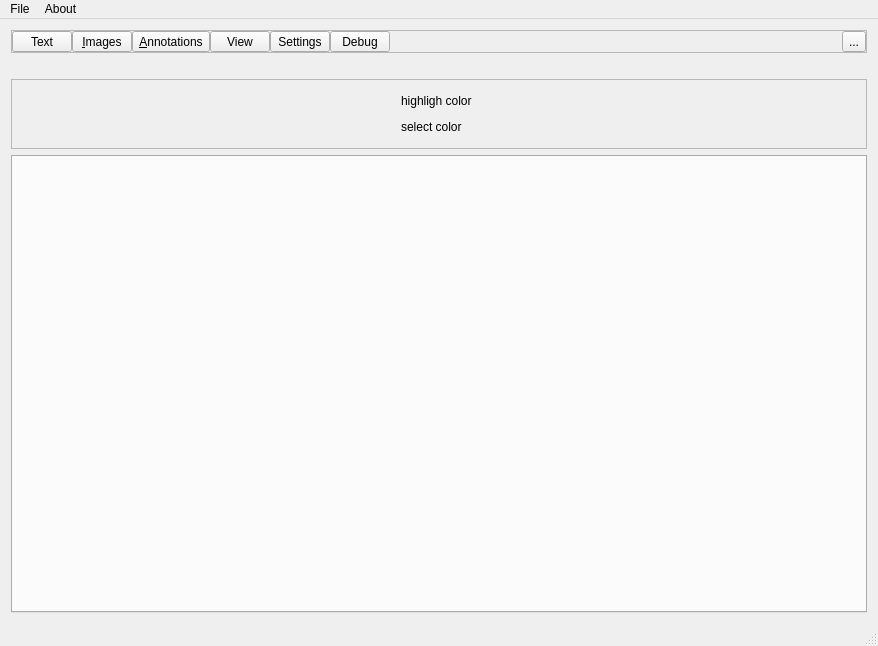
First picture: the form in pdfgui.ui, repository caronnee/pdfeditor, before the edit.
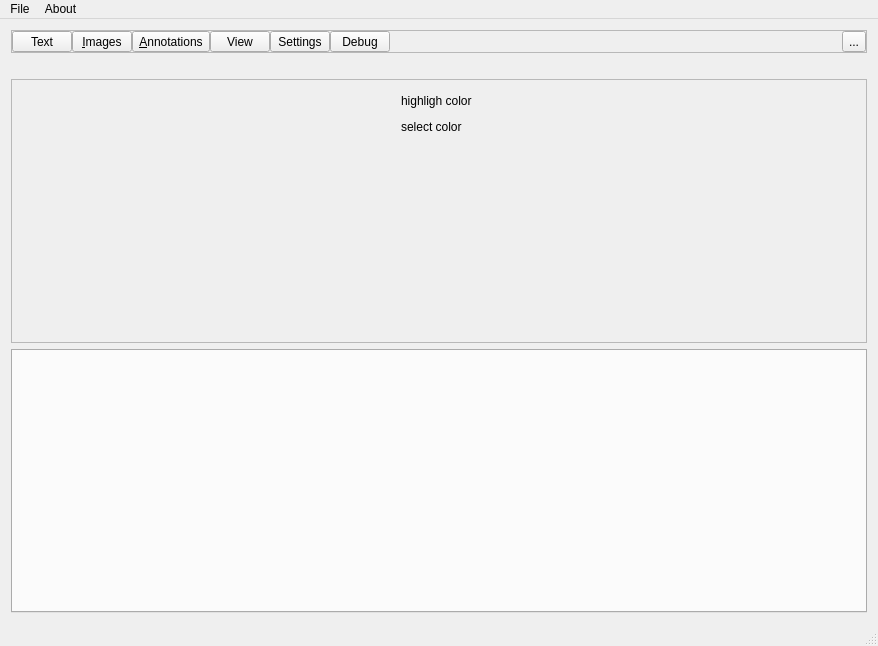
Second picture: the form after the edit. Icons and pictures are not drawn. Custom widgets are drawn as their Qt base class.

Patch:
```diff
--- a/pdfgui.ui
+++ b/pdfgui.ui
@@ -327,6 +327,12 @@
     </item>
     <item>
      <widget class="QFrame" name="settingFrame">
+      <property name="sizePolicy">
+       <sizepolicy hsizetype="Expanding" vsizetype="Expanding">
+        <horstretch>0</horstretch>
+        <verstretch>0</verstretch>
+       </sizepolicy>
+      </property>
       <property name="frameShape">
        <enum>QFrame::StyledPanel</enum>
       </property>
@@ -406,6 +412,19 @@
          </property>
         </spacer>
        </item>
+       <item row="4" column="0">
+        <spacer name="verticalSpacer">
+         <property name="orientation">
+          <enum>Qt::Vertical</enum>
+         </property>
+         <property name="sizeHint" stdset="0">
+          <size>
+           <width>20</width>
+           <height>40</height>
+          </size>
+         </property>
+        </spacer>
+       </item>
       </layout>
      </widget>
     </item>
```
Left out of the diff: 5 changed lines with no effect on the pictures.
